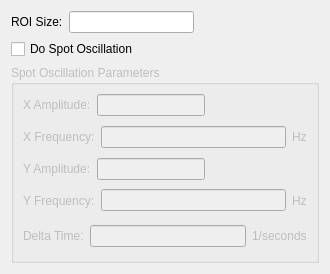
Above: forms/gaussian_camera_config.ui from lsst-sitcom/spot_motion_monitor before the change. Below: the same form after it.
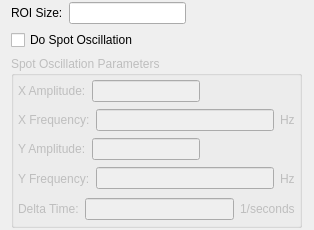
That is the form after the change.

```diff
--- a/forms/gaussian_camera_config.ui
+++ b/forms/gaussian_camera_config.ui
@@ -6,14 +6,23 @@
    <rect>
     <x>0</x>
     <y>0</y>
-    <width>330</width>
-    <height>274</height>
+    <width>314</width>
+    <height>230</height>
    </rect>
   </property>
   <property name="windowTitle">
    <string>Form</string>
   </property>
   <layout class="QVBoxLayout" name="verticalLayout">
+   <property name="topMargin">
+    <number>2</number>
+   </property>
+   <property name="rightMargin">
+    <number>12</number>
+   </property>
+   <property name="bottomMargin">
+    <number>2</number>
+   </property>
    <item>
     <layout class="QHBoxLayout" name="horizontalLayout_6">
      <item>
@@ -60,6 +69,18 @@
       <bool>false</bool>
      </property>
      <layout class="QGridLayout" name="gridLayout">
+      <property name="leftMargin">
+       <number>4</number>
+      </property>
+      <property name="topMargin">
+       <number>4</number>
+      </property>
+      <property name="rightMargin">
+       <number>4</number>
+      </property>
+      <property name="bottomMargin">
+       <number>4</number>
+      </property>
       <item row="0" column="0">
        <layout class="QHBoxLayout" name="horizontalLayout">
         <item>
```
Left out of the diff: 4 changed lines with no effect on the pictures.
